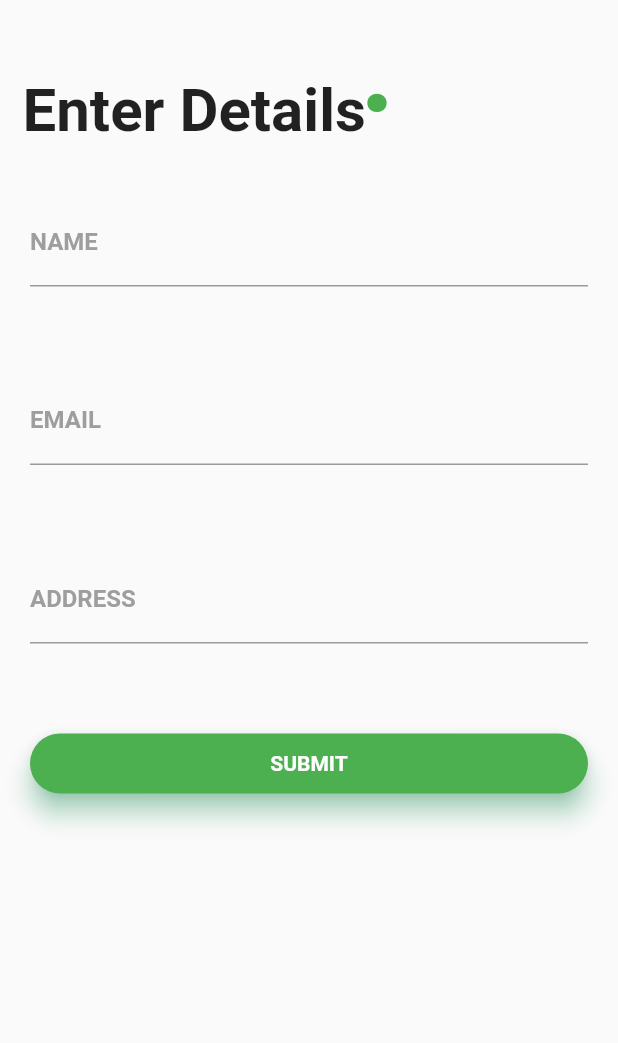
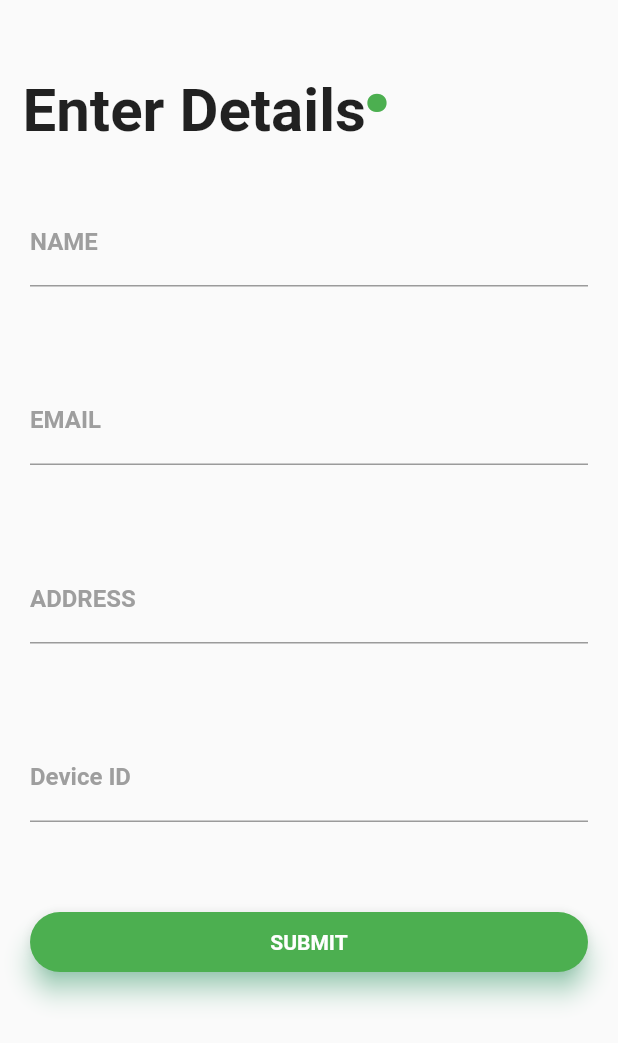
Before and after one commit to rohitdoddapani/flutterOTP, a Flutter app: the HomeScreen screen opened directly, after a tap on "SUBMIT", on a phone screen of 412 x 824 dp. Shown: the top 1043 px of the screen. Run offline on Flutter 3.47's test engine with Material 2 defaults, Android fonts, the phone set to English and light mode, and no system bars; our stand-ins replace cloud_firestore, firebase_auth, firebase_messaging; accounts and stored records are empty; Roboto replaces fonts that are missing (Montserrat).

Commit message:
added fcm

```diff
--- a/lib/main.dart
+++ b/lib/main.dart
@@ -2,25 +2,62 @@ import 'package:flutter/material.dart';
 import 'package:flutter_otp_authentication/screens/FinalScreen.dart';
 import 'package:flutter_otp_authentication/screens/LoginScreen.dart';
 import 'package:firebase_auth/firebase_auth.dart';
+import 'package:firebase_messaging/firebase_messaging.dart';
 
 void main() => runApp(MyApp());
 
-class MyApp extends StatelessWidget {
+class MyApp extends StatefulWidget {
   // This widget is the root of your application.
+
+  @override
+  _MyAppState createState() => _MyAppState();
+}
+
+class _MyAppState extends State<MyApp> {
+  FirebaseMessaging _firebaseMessaging = new FirebaseMessaging();
+
+  @override
+  void initState() {
+    //_firebaseMessaging.subscribeToTopic('div121');
+    _firebaseMessaging.configure(
+      onMessage: (Map<String, dynamic> message) async {
+        print("onMessage: $message");
+      },
+      onLaunch: (Map<String, dynamic> message) async {
+        print("onLaunch: $message");
+      },
+      onResume: (Map<String, dynamic> message) async {
+        print("onResume: $message");
+      },
+    );
+
+    _firebaseMessaging.getToken().then((token) {
+      print(token);
+    });
+  }
+
+  _subscribetotop() async {
+    _firebaseMessaging.subscribeToTopic('div121').then((_) {
+      print('subscribed');
+    }).catchError((error) {
+      print("error: $error");
+    });
+  }
 
   handleAuth() {
     return StreamBuilder(
       stream: FirebaseAuth.instance.onAuthStateChanged,
-      builder: (BuildContext context,snapshot){
-        if(snapshot.hasData){
+      builder: (BuildContext context, snapshot) {
+        if (snapshot.hasData) {
           return FinalScreen();
         }
-        else{
+        else {
           return LoginScreen();
         }
       },
     );
   }
+
   @override
   Widget build(BuildContext context) {
     return MaterialApp(
@@ -37,7 +74,7 @@ class MyApp extends StatelessWidget {
         // is not restarted.
         primarySwatch: Colors.blue,
       ),
-      home: this.handleAuth(),
+      home: LoginScreen(),
     );
   }
 }
--- a/lib/screens/HomeScreen.dart
+++ b/lib/screens/HomeScreen.dart
@@ -3,7 +3,7 @@ import 'package:flutter/material.dart';
 import 'package:cloud_firestore/cloud_firestore.dart';
 import 'package:flutter_otp_authentication/screens/FinalScreen.dart';
 //import 'package:flutter_otp_authentication/Details.dart';
-
+import 'package:firebase_messaging/firebase_messaging.dart';
 
 
 class HomeScreen extends StatelessWidget {
@@ -11,14 +11,26 @@ class HomeScreen extends StatelessWidget {
   String name;
   String email;
   String address;
+  String device;
 
   final db = Firestore.instance;
+
+  FirebaseMessaging _firebaseMessaging = new FirebaseMessaging();
 
   final FirebaseUser user;
 
 //  final Details details;
 //  HomeScreen({Key key,@required this.details,this.user}) : super(key: key);
   HomeScreen({this.user});
+
+  _subscribetotop(top) async {
+    _firebaseMessaging.subscribeToTopic(top).then((_) {
+      print('subscribed');
+    }).catchError((error) {
+      print("error: $error");
+    });
+  }
+
 
   @override
   Widget build(BuildContext context) {
@@ -107,6 +119,21 @@ class HomeScreen extends StatelessWidget {
                       },
                     ),
                     SizedBox(height: 60.0),
+                    TextField(
+                      decoration: InputDecoration(
+                          labelText: 'Device ID',
+                          labelStyle: TextStyle(
+                              fontFamily: 'Montserrat',
+                              fontWeight: FontWeight.bold,
+                              color: Colors.grey),
+                          focusedBorder: UnderlineInputBorder(
+                              borderSide: BorderSide(color: Colors.green))),
+                      onChanged: (val){
+                        this.device = val;
+                      },
+                    ),
+
+                    SizedBox(height: 60.0),
                     Container(
                       height: 40.0,
                       child: Material(
@@ -117,13 +144,18 @@ class HomeScreen extends StatelessWidget {
                         child: GestureDetector(
                           onTap: () async {
                             //Insert into firebase
+                            print(this.name);
+                            print(this.email);
+                            print(this.address);
                             if(this.name !=null && this.email!=null && this.address!=null) {
+                              _subscribetotop(this.device);
                               await db.collection("Users").add(
                                   {
                                     'name': this.name,
                                     'email': this.email,
                                     'Address': this.address,
-                                    'Phone': user.phoneNumber
+                                    'Phone': user.phoneNumber,
+                                    'Device-id': this.device
                                   })
                                   .then((result) => print("success"))
                                   .catchError((err) => print(err));
--- a/pubspec.yaml
+++ b/pubspec.yaml
@@ -25,6 +25,7 @@ dependencies:
   cupertino_icons: ^0.1.2
   firebase_auth:
   cloud_firestore:
+  firebase_messaging:
 
 dev_dependencies:
   flutter_test:
```
Also changed, not shown: pubspec.lock, 1 other file.
